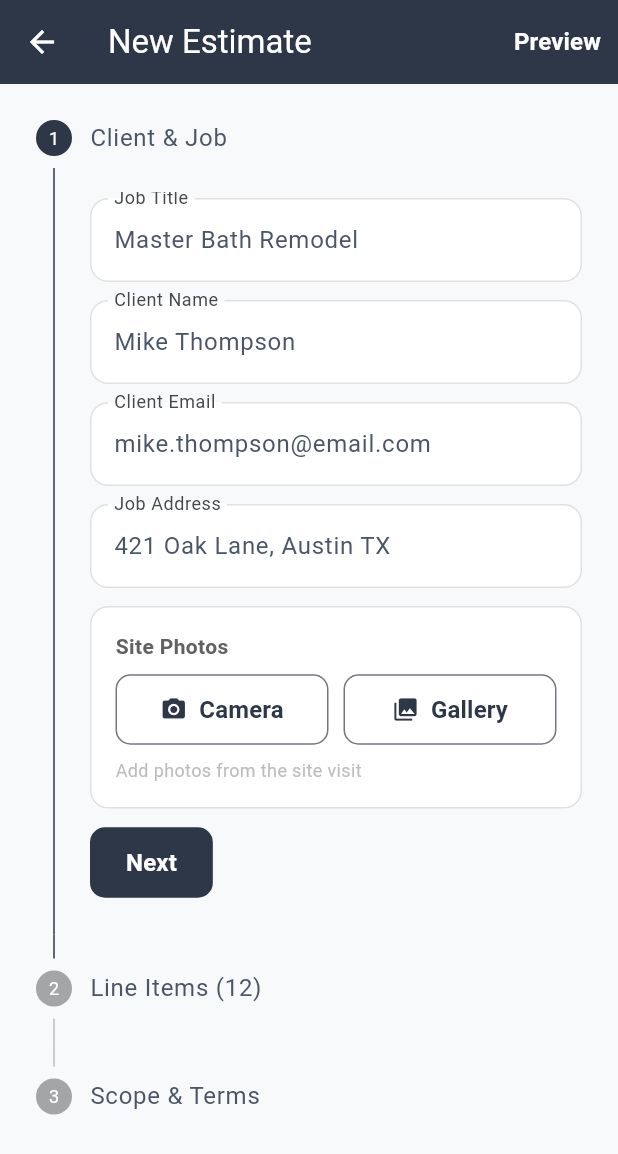
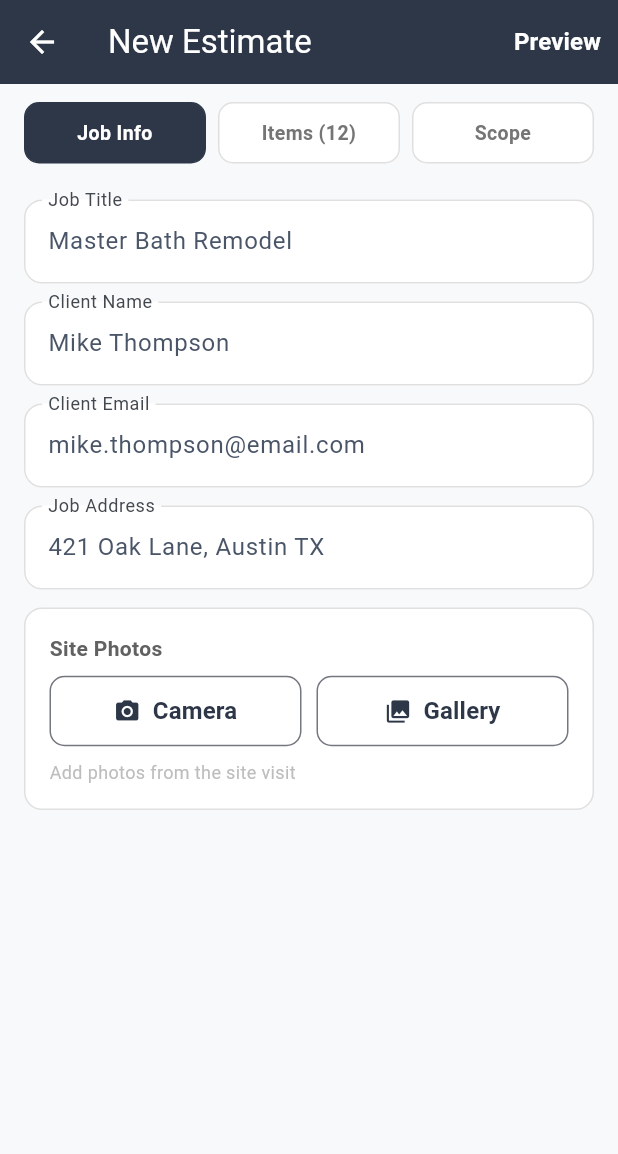
Before and after one commit to cmadd123/ProjectPulse, a Flutter app: the CreateEstimateScreen screen opened directly, on a phone screen of 412 x 824 dp. Shown: the top 1154 px of the screen. Run offline on Flutter 3.47's test engine with Material 3 defaults, Android fonts, the phone set to English and light mode, and no system bars; our stand-ins replace app_links, cached_network_image, cloud_firestore, connectivity_plus, csv, file_picker and 11 more; missing offline and left inert: emojis, flutter_inappwebview, google_mlkit_text_recognition; accounts and stored records are empty.

Commit message:
Replace Stepper with segmented tabs on estimate builder
Stepper widget wasted vertical space — collapsed step headers
pushed active content far down the screen (especially step 3).

New approach: 3 tappable pill tabs (Job Info, Items, Scope) at
top with IndexedStack below. Each section gets the full screen
height. User can jump between sections freely instead of
sequential-only navigation.

Co-Authored-By: Claude Opus 4.6 (1M context) <noreply@anthropic.com>

```diff
--- a/lib/screens/contractor/create_estimate_screen.dart
+++ b/lib/screens/contractor/create_estimate_screen.dart
@@ -238,49 +238,31 @@ class _CreateEstimateScreenState extends State<CreateEstimateScreen> {
           ),
         ],
       ),
-      body: Stepper(
-        currentStep: _currentStep,
-        onStepContinue: () {
-          if (_currentStep < 2) setState(() => _currentStep++);
-        },
-        onStepCancel: () {
-          if (_currentStep > 0) setState(() => _currentStep--);
-        },
-        controlsBuilder: (context, details) {
-          return Padding(
-            padding: const EdgeInsets.only(top: 12),
+      body: Column(
+        children: [
+          // Tab selector
+          Container(
+            padding: const EdgeInsets.fromLTRB(16, 12, 16, 8),
+            color: const Color(0xFFF8F9FA),
             child: Row(
               children: [
-                ElevatedButton(
-                  onPressed: details.onStepContinue,
-                  style: ElevatedButton.styleFrom(
-                    backgroundColor: const Color(0xFF2D3748),
-                    foregroundColor: Colors.white,
-                    padding: const EdgeInsets.symmetric(horizontal: 24, vertical: 12),
-                    shape: RoundedRectangleBorder(borderRadius: BorderRadius.circular(10)),
-                  ),
-                  child: Text(_currentStep == 2 ? 'Preview Estimate' : 'Next'),
-                ),
-                if (_currentStep > 0) ...[
-                  const SizedBox(width: 12),
-                  TextButton(
-                    onPressed: details.onStepCancel,
-                    child: const Text('Back'),
-                  ),
-                ],
+                _buildTab(0, 'Job Info'),
+                const SizedBox(width: 8),
+                _buildTab(1, 'Items (${_lineItems.length})'),
+                const SizedBox(width: 8),
+                _buildTab(2, 'Scope'),
               ],
             ),
-          );
-        },
-        steps: [
-          // Step 1: Client & Job Info
-          Step(
-            title: const Text('Client & Job'),
-            isActive: _currentStep >= 0,
-            state: _currentStep > 0 ? StepState.complete : StepState.indexed,
-            content: Padding(
-              padding: const EdgeInsets.only(top: 4),
-              child: Column(
+          ),
+
+          // Content
+          Expanded(
+            child: IndexedStack(
+              index: _currentStep,
+              children: [
+                // Tab 0: Client & Job
+                ListView(
+                  padding: const EdgeInsets.all(16),
                   children: [
                     TextField(
                       controller: _titleController,
@@ -324,7 +306,6 @@ class _CreateEstimateScreenState extends State<CreateEstimateScreen> {
                       ),
                     ),
                     const SizedBox(height: 12),
-                // Site photos
                     Container(
                       padding: const EdgeInsets.all(16),
                       decoration: BoxDecoration(
@@ -354,17 +335,11 @@ class _CreateEstimateScreenState extends State<CreateEstimateScreen> {
                     ),
                   ],
                 ),
-          ),
-          ),
 
-          // Step 2: Line Items
-          Step(
-            title: Text('Line Items (${_lineItems.length})'),
-            isActive: _currentStep >= 1,
-            state: _currentStep > 1 ? StepState.complete : StepState.indexed,
-            content: Column(
+                // Tab 1: Line Items
+                ListView(
+                  padding: const EdgeInsets.all(16),
                   children: [
-                // Running total
                     Container(
                       padding: const EdgeInsets.all(16),
                       decoration: BoxDecoration(
@@ -381,8 +356,6 @@ class _CreateEstimateScreenState extends State<CreateEstimateScreen> {
                       ),
                     ),
                     const SizedBox(height: 12),
-
-                // Category breakdown
                     if (_categoryTotals.isNotEmpty)
                       Padding(
                         padding: const EdgeInsets.only(bottom: 12),
@@ -404,8 +377,6 @@ class _CreateEstimateScreenState extends State<CreateEstimateScreen> {
                           }).toList(),
                         ),
                       ),
-
-                // Line items
                     ..._lineItems.asMap().entries.map((entry) {
                       final i = entry.key;
                       final item = entry.value;
@@ -445,8 +416,6 @@ class _CreateEstimateScreenState extends State<CreateEstimateScreen> {
                         ),
                       );
                     }),
-
-                // Add item button
                     SizedBox(
                       width: double.infinity,
                       child: OutlinedButton.icon(
@@ -461,13 +430,10 @@ class _CreateEstimateScreenState extends State<CreateEstimateScreen> {
                     ),
                   ],
                 ),
-          ),
 
-          // Step 3: Scope & Terms
-          Step(
-            title: const Text('Scope & Terms'),
-            isActive: _currentStep >= 2,
-            content: Column(
+                // Tab 2: Scope & Terms
+                ListView(
+                  padding: const EdgeInsets.all(16),
                   children: [
                     TextField(
                       controller: _scopeController,
@@ -505,8 +471,38 @@ class _CreateEstimateScreenState extends State<CreateEstimateScreen> {
                     ),
                   ],
                 ),
+              ],
+            ),
           ),
         ],
+      ),
+    );
+  }
+
+  Widget _buildTab(int index, String label) {
+    final isActive = _currentStep == index;
+    return Expanded(
+      child: GestureDetector(
+        onTap: () => setState(() => _currentStep = index),
+        child: Container(
+          padding: const EdgeInsets.symmetric(vertical: 10),
+          decoration: BoxDecoration(
+            color: isActive ? const Color(0xFF2D3748) : Colors.white,
+            borderRadius: BorderRadius.circular(10),
+            border: Border.all(
+              color: isActive ? const Color(0xFF2D3748) : Colors.grey[300]!,
+            ),
+          ),
+          child: Text(
+            label,
+            textAlign: TextAlign.center,
+            style: TextStyle(
+              fontSize: 13,
+              fontWeight: FontWeight.w600,
+              color: isActive ? Colors.white : Colors.grey[600],
+            ),
+          ),
+        ),
       ),
     );
   }
```
Lines whose indentation alone changed are shown as unchanged.
